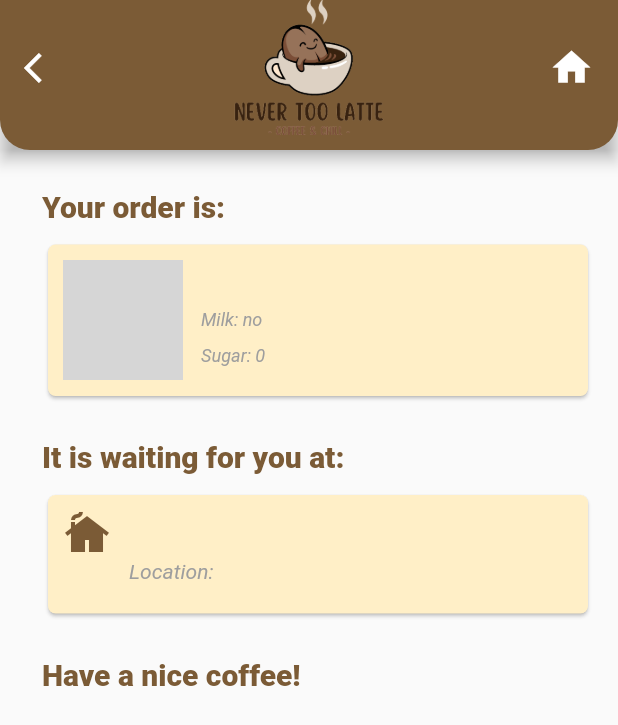
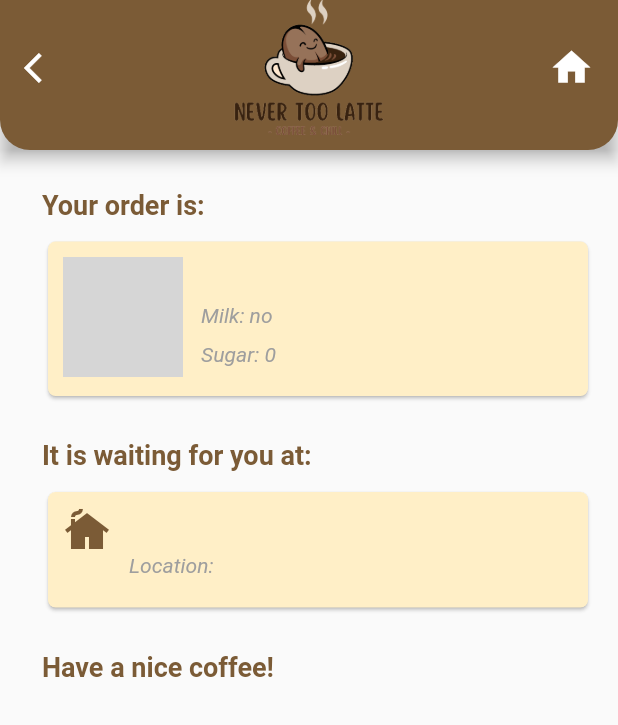
Before and after one commit to Damjan77/CoffeeShopApp, a Flutter app: the OrderSuccessfullScreen screen opened directly with empty values, on a phone screen of 412 x 824 dp. Shown: the top 725 px of the screen. Run offline on Flutter 3.47's test engine with Material 2 defaults, Android fonts, the phone set to English and light mode, and no system bars; our stand-ins replace camera, cloud_firestore, firebase_auth, firebase_core, firebase_storage, geolocator and 4 more; accounts and stored records are empty; network calls fail; grey boxes are pictures that could not be loaded.

Commit message:
Ui styles

```diff
--- a/lib/custom/custom_text_style.dart
+++ b/lib/custom/custom_text_style.dart
@@ -1,8 +1,21 @@
-import 'package:flutter/cupertino.dart';
+import 'package:coffe_shop_app/custom/custom_box_widgets.dart';
+import 'package:flutter/material.dart';
 
 class CustomTextStyle{
   static const TextStyle customTextStyle = TextStyle(
-          color: Color(0xFF7B5B36),
-          fontWeight: FontWeight.bold,
-          fontSize: 25);
+      color: primaryColor,
+      fontWeight: FontWeight.bold,
+      fontSize: 25);
+
+  static const TextStyle subtitleTextStyle = TextStyle(
+      color: primaryColor,
+      fontSize: 18,
+      fontWeight: FontWeight.bold,
+  );
+
+  static const TextStyle infoTextStyle = TextStyle(
+    fontStyle: FontStyle.italic,
+    color: Colors.grey,
+    fontSize: 14,
+  );
 }
--- a/lib/services/logout_controller.dart
+++ b/lib/services/logout_service.dart
@@ -1,9 +1,8 @@
 import 'package:firebase_auth/firebase_auth.dart';
 import 'package:flutter/material.dart';
-import 'package:get/get.dart';
 import '../view/login_screen.dart';
 
-class LogoutController extends GetxController{
+class LogoutService{
 
   Future signOut(BuildContext context) async {
     try {
--- a/lib/view/home_screen.dart
+++ b/lib/view/home_screen.dart
@@ -8,7 +8,7 @@ import 'package:flutter/material.dart';
 import 'package:get/get.dart';
 import '../custom/custom_box_widgets.dart';
 import '../services/gallery_service.dart';
-import '../services/logout_controller.dart';
+import '../services/logout_service.dart';
 import 'map_screen.dart';
 
 class HomeScreen extends StatefulWidget {
@@ -19,7 +19,7 @@ class HomeScreen extends StatefulWidget {
 }
 
 class _HomeScreenState extends State<HomeScreen> {
-  final LogoutController _logoutController = Get.put(LogoutController());
+  final LogoutService _logoutController = Get.put(LogoutService());
   late String userAddress;
   int _selectedIndex = -1;
   List<Coffee> _coffees = <Coffee>[];
--- a/lib/view/order_successfull_screen.dart
+++ b/lib/view/order_successfull_screen.dart
@@ -1,5 +1,6 @@
 // ignore_for_file: prefer_const_constructors
 import 'package:coffe_shop_app/custom/custom_app_bar.dart';
+import 'package:coffe_shop_app/custom/custom_text_style.dart';
 import 'package:coffe_shop_app/model/Coffee.dart';
 import 'package:coffe_shop_app/model/Map_model.dart';
 import 'package:coffe_shop_app/view/home_screen.dart';
@@ -57,10 +58,7 @@ class OrderSuccessfullScreen extends StatelessWidget {
                     addVerticalSpace(10),
                     Text(
                       "Your order is: ",
-                      style: TextStyle(
-                          fontWeight: FontWeight.w800,
-                          fontSize: 20,
-                          color: primaryColor),
+                      style: CustomTextStyle.subtitleTextStyle,
                     ),
                     addVerticalSpace(10),
                     Card(
@@ -86,26 +84,17 @@ class OrderSuccessfullScreen extends StatelessWidget {
                                     Text(order.name,
                                         overflow: TextOverflow.ellipsis,
                                         textAlign: TextAlign.left,
-                                        style: const TextStyle(
-                                            fontSize: 20,
-                                            fontWeight: FontWeight.bold,
-                                            color: primaryColor)),
+                                        style: CustomTextStyle.subtitleTextStyle),
                                     addVerticalSpace(10),
                                     Text("Milk: ${order.milk ? "yes" : "no"}",
                                         overflow: TextOverflow.ellipsis,
                                         textAlign: TextAlign.left,
-                                        style: const TextStyle(
-                                            fontSize: 12,
-                                            fontStyle: FontStyle.italic,
-                                            color: Colors.grey)),
+                                        style: CustomTextStyle.infoTextStyle),
                                     addVerticalSpace(10),
                                     Text("Sugar: ${order.sugar}",
                                         overflow: TextOverflow.ellipsis,
                                         textAlign: TextAlign.left,
-                                        style: const TextStyle(
-                                            fontSize: 12,
-                                            fontStyle: FontStyle.italic,
-                                            color: Colors.grey)),
+                                        style: CustomTextStyle.infoTextStyle),
                                     addVerticalSpace(10),
                                   ],
                                 ),
@@ -116,10 +105,7 @@ class OrderSuccessfullScreen extends StatelessWidget {
                     addVerticalSpace(25),
                     Text(
                       "It is waiting for you at: ",
-                      style: TextStyle(
-                          fontWeight: FontWeight.w800,
-                          fontSize: 20,
-                          color: primaryColor),
+                      style: CustomTextStyle.subtitleTextStyle,
                     ),
                     addVerticalSpace(10),
                     Card(
@@ -146,18 +132,12 @@ class OrderSuccessfullScreen extends StatelessWidget {
                                     Text(shop.name,
                                         overflow: TextOverflow.ellipsis,
                                         textAlign: TextAlign.left,
-                                        style: const TextStyle(
-                                            fontSize: 20,
-                                            fontWeight: FontWeight.bold,
-                                            color: primaryColor)),
+                                        style: CustomTextStyle.subtitleTextStyle),
                                     addVerticalSpace(10),
                                     Text("Location: " + shop.vicinity,
                                         overflow: TextOverflow.ellipsis,
                                         textAlign: TextAlign.left,
-                                        style: const TextStyle(
-                                            fontSize: 14,
-                                            fontStyle: FontStyle.italic,
-                                            color: Colors.grey)),
+                                        style: CustomTextStyle.infoTextStyle),
                                     addVerticalSpace(10),
                                   ],
                                 ),
@@ -168,10 +148,7 @@ class OrderSuccessfullScreen extends StatelessWidget {
                     addVerticalSpace(25),
                     Text(
                       "Have a nice coffee!",
-                      style: TextStyle(
-                          fontWeight: FontWeight.w800,
-                          fontSize: 20,
-                          color: primaryColor),
+                      style: CustomTextStyle.subtitleTextStyle,
                     ),
                   ],
                 ),
--- a/lib/view/profile_screen.dart
+++ b/lib/view/profile_screen.dart
@@ -7,7 +7,7 @@ import 'package:flutter/material.dart';
 import 'package:get/get.dart';
 import '../custom/custom_text_style.dart';
 import '../services/gallery_service.dart';
-import '../services/logout_controller.dart';
+import '../services/logout_service.dart';
 
 class ProfileScreen extends StatefulWidget {
   ProfileScreen();
@@ -19,7 +19,7 @@ class ProfileScreen extends StatefulWidget {
 class _ProfileState extends State<ProfileScreen> {
   _ProfileState();
 
-  final LogoutController _logoutController = Get.put(LogoutController());
+  final LogoutService _logoutController = Get.put(LogoutService());
   late String userAddress = '';
   var currentUser = FirebaseAuth.instance.currentUser;
 
--- a/pubspec.yaml
+++ b/pubspec.yaml
@@ -1,5 +1,5 @@
 name: coffe_shop_app
-description: Project for Mobile Informatio Systems
+description: Project for Mobile Information Systems
 
 # The following line prevents the package from being accidentally published to
 # pub.dev using `flutter pub publish`. This is preferred for private packages.
@@ -46,7 +46,6 @@ dependencies:
   geocoding: ^2.0.5
   flutter_polyline_points: ^1.0.0
   google_directions_api: ^0.9.1
-
   image_picker: ^0.8.6+2
   file_picker: ^5.2.5
 
```
Also changed, not shown: lib/view/cart_screen.dart (+21 -29 lines), lib/view/coffee_shops_screen.dart (+4 -12 lines).
